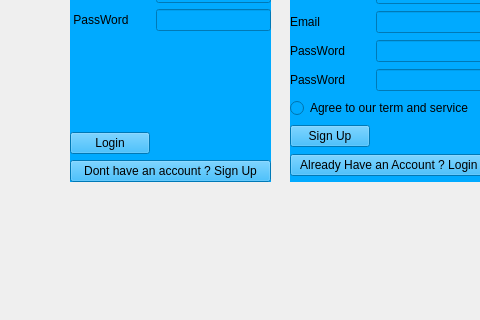
meh3one/Ap-FinalProj, file Login_Sign_page/login_sign_page.ui: the form before one commit; both pictures show x 0 to 480 and y 239 to 559 of the 959 by 559 pixel window.
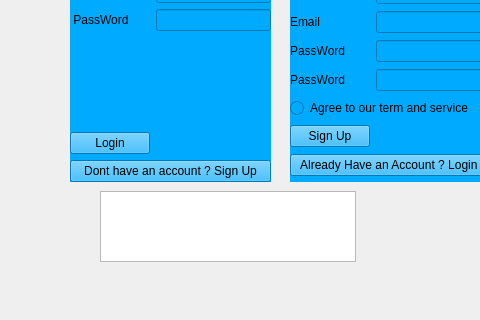
The form after the commit. Icons and pictures are not drawn.

Commit message: added the backEnd Of login/sign Page

Diff of the .ui file:
```diff
--- a/Login_Sign_page/login_sign_page.ui
+++ b/Login_Sign_page/login_sign_page.ui
@@ -158,6 +158,16 @@
      </item>
     </layout>
    </widget>
+   <widget class="QTextBrowser" name="Output">
+    <property name="geometry">
+     <rect>
+      <x>100</x>
+      <y>430</y>
+      <width>256</width>
+      <height>71</height>
+     </rect>
+    </property>
+   </widget>
   </widget>
  </widget>
  <resources/>
```
The commit also changes 3 other files.
